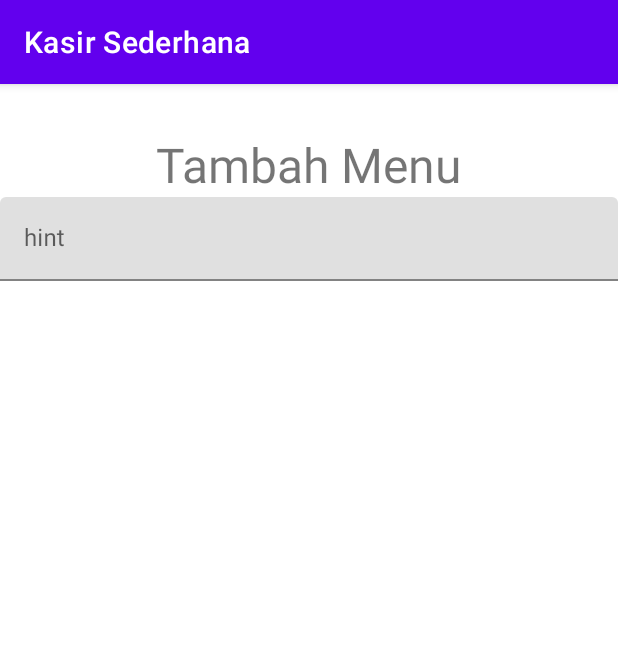
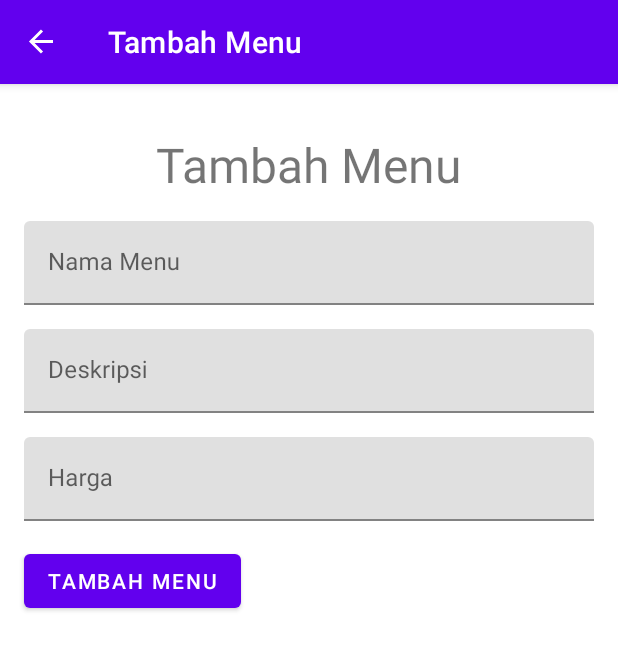
Before and after one commit to Raihanki/Kasir-Sederhana, an Android app: the TambahMenuFragment screen opened through its navigation route, on a phone screen of 412 x 824 dp. Shown: the top 650 px of the screen. Run offline under Robolectric (Android 15) with nearby library versions, the phone set to English and light mode, and no system bars; our stand-ins replace navigation-ui.

Commit message:
membuat layout dll

```diff
--- a/app/src/main/java/org/d3if2033/kasirsederhana/MainActivity.kt
+++ b/app/src/main/java/org/d3if2033/kasirsederhana/MainActivity.kt
@@ -6,18 +6,28 @@ import android.text.TextUtils
 import android.util.Log
 import android.view.View
 import android.widget.Toast
+import androidx.navigation.NavController
+import androidx.navigation.Navigation
+import androidx.navigation.findNavController
+import androidx.navigation.ui.NavigationUI
 import org.d3if2033.kasirsederhana.databinding.ActivityMainBinding
 import org.d3if2033.kasirsederhana.ui.kasir.model.Menu
 
 class MainActivity : AppCompatActivity() {
 
-    private lateinit var binding: ActivityMainBinding
+    private lateinit var navController: NavController
 
     override fun onCreate(savedInstanceState: Bundle?) {
         super.onCreate(savedInstanceState)
-        binding = ActivityMainBinding.inflate(layoutInflater);
-        setContentView(binding.root)
+        setContentView(R.layout.activity_main)
 
+        navController = findNavController(R.id.myNavHostFragment)
+        NavigationUI.setupActionBarWithNavController(this, navController)
+
+    }
+
+    override fun onSupportNavigateUp(): Boolean {
+        return navController.navigateUp();
     }
 
 
--- a/app/src/main/java/org/d3if2033/kasirsederhana/ui/kasir/KasirFragment.kt
+++ b/app/src/main/java/org/d3if2033/kasirsederhana/ui/kasir/KasirFragment.kt
@@ -5,6 +5,7 @@ import androidx.fragment.app.Fragment
 import android.view.LayoutInflater
 import android.view.View
 import android.view.ViewGroup
+import androidx.navigation.findNavController
 import androidx.recyclerview.widget.DividerItemDecoration
 import androidx.recyclerview.widget.RecyclerView
 import org.d3if2033.kasirsederhana.R
@@ -34,6 +35,12 @@ class KasirFragment : Fragment() {
             adapter = KasirAdapter(getData())
             setHasFixedSize(true)
         }
+
+        binding.buttonTambah.setOnClickListener {
+            it.findNavController().navigate(
+                R.id.action_kasirFragment_to_tambahMenuFragment
+            )
+        }
     }
 
     private fun getData(): List<Menu> {
--- a/app/src/main/res/layout/fragment_tambah_menu.xml
+++ b/app/src/main/res/layout/fragment_tambah_menu.xml
@@ -24,12 +24,64 @@
         android:layout_height="wrap_content"
         app:layout_constraintStart_toStartOf="parent"
         app:layout_constraintTop_toBottomOf="@id/textView"
+        android:id="@+id/textNamaMenu"
+        android:layout_marginTop="16dp"
+        android:paddingLeft="16dp"
+        android:paddingRight="16dp"
         app:layout_constraintEnd_toEndOf="parent">
 
         <com.google.android.material.textfield.TextInputEditText
             android:layout_width="match_parent"
             android:layout_height="wrap_content"
-            android:hint="hint" />
+            android:id="@+id/namaMenu"
+            android:hint="Nama Menu" />
     </com.google.android.material.textfield.TextInputLayout>
 
+    <com.google.android.material.textfield.TextInputLayout
+        android:layout_width="match_parent"
+        android:layout_height="wrap_content"
+        app:layout_constraintStart_toStartOf="parent"
+        app:layout_constraintTop_toBottomOf="@id/textNamaMenu"
+        android:id="@+id/textDeskripsi"
+        android:layout_marginTop="16dp"
+        android:paddingLeft="16dp"
+        android:paddingRight="16dp"
+        app:layout_constraintEnd_toEndOf="parent">
+
+        <com.google.android.material.textfield.TextInputEditText
+            android:layout_width="match_parent"
+            android:layout_height="wrap_content"
+            android:id="@+id/deskripsi"
+            android:hint="Deskripsi" />
+    </com.google.android.material.textfield.TextInputLayout>
+
+    <com.google.android.material.textfield.TextInputLayout
+        android:layout_width="match_parent"
+        android:layout_height="wrap_content"
+        app:layout_constraintStart_toStartOf="parent"
+        app:layout_constraintTop_toBottomOf="@id/textDeskripsi"
+        android:id="@+id/textHarga"
+        android:layout_marginTop="16dp"
+        android:paddingLeft="16dp"
+        android:paddingRight="16dp"
+        app:layout_constraintEnd_toEndOf="parent">
+
+        <com.google.android.material.textfield.TextInputEditText
+            android:layout_width="match_parent"
+            android:layout_height="wrap_content"
+            android:id="@+id/harga"
+            android:inputType="number"
+            android:hint="Harga" />
+    </com.google.android.material.textfield.TextInputLayout>
+
+    <Button
+        android:id="@+id/button"
+        android:layout_width="wrap_content"
+        android:layout_height="wrap_content"
+        app:layout_constraintStart_toStartOf="parent"
+        app:layout_constraintTop_toBottomOf="@id/textHarga"
+        android:layout_marginLeft="16dp"
+        android:layout_marginTop="16dp"
+        android:text="@string/button_tambah_menu" />
+
 </androidx.constraintlayout.widget.ConstraintLayout>
--- a/app/src/main/res/layout/list_menu.xml
+++ b/app/src/main/res/layout/list_menu.xml
@@ -25,10 +25,11 @@
         android:layout_height="55dp"
         android:layout_marginStart="32sp"
         android:inputType="number"
-        android:visibility="gone"
+        android:visibility="visible"
         app:layout_constraintEnd_toEndOf="parent"
         app:layout_constraintStart_toEndOf="@+id/chkMenu"
-        app:layout_constraintTop_toTopOf="@+id/chkMenu">
+        app:layout_constraintTop_toTopOf="@+id/chkMenu"
+        app:layout_constraintBottom_toBottomOf="@id/txtHarga">
 
         <com.google.android.material.textfield.TextInputEditText
             android:id="@+id/textQtyMenu"
--- a/app/src/main/res/values/strings.xml
+++ b/app/src/main/res/values/strings.xml
@@ -1,6 +1,7 @@
 <resources>
     <string name="app_name">Kasir Sederhana</string>
     <string name="app_title">Daftar Menu</string>
+    <string name="deskripsi_tes">Lorem ipsum dolor sit amet, consectetur adipisicing elit. Dolor facilis illum quam saepe veritatis? A animi autem consequatur consequuntur dicta enim hic in obcaecati officia perspiciatis quibusdam, quis sit voluptatem.</string>
     <string name="tambah_menu">Tambah Menu</string>
     <string name="ayam_goreng">Ayam Goreng</string>
     <string name="sate_ayam">Sate Ayam</string>
@@ -12,6 +13,7 @@
     <string name="total_awal">Total :</string>
     <string name="reset">Reset</string>
     <string name="invalid_feedback">QTY Tidak Boleh Kosong</string>
-    <!-- TODO: Remove or change this placeholder text -->
+    <string name="button_tambah_menu">Tambah Menu</string>
+    <string name="hapus_menu">Hapus Menu</string>
     <string name="hello_blank_fragment">Hello blank fragment</string>
 </resources>
```
Also changed, not shown: app/src/main/java/org/d3if2033/kasirsederhana/ui/detailmenu/DetailMenuFragment.kt (added, +52 -0 lines), app/src/main/java/org/d3if2033/kasirsederhana/ui/detailmenu/model/DetailMenu.kt (added, +7 -0 lines), app/src/main/java/org/d3if2033/kasirsederhana/ui/histori/HistoriFragment.kt (deleted, +0 -60 lines), app/src/main/res/layout/fragment_detail_menu.xml (added, +57 -0 lines), app/src/main/res/layout/fragment_histori.xml (deleted, +0 -14 lines), app/src/main/res/layout/fragment_kasir.xml (+13 -1 lines), app/src/main/res/navigation/app_navigation.xml (+8 -8 lines).
